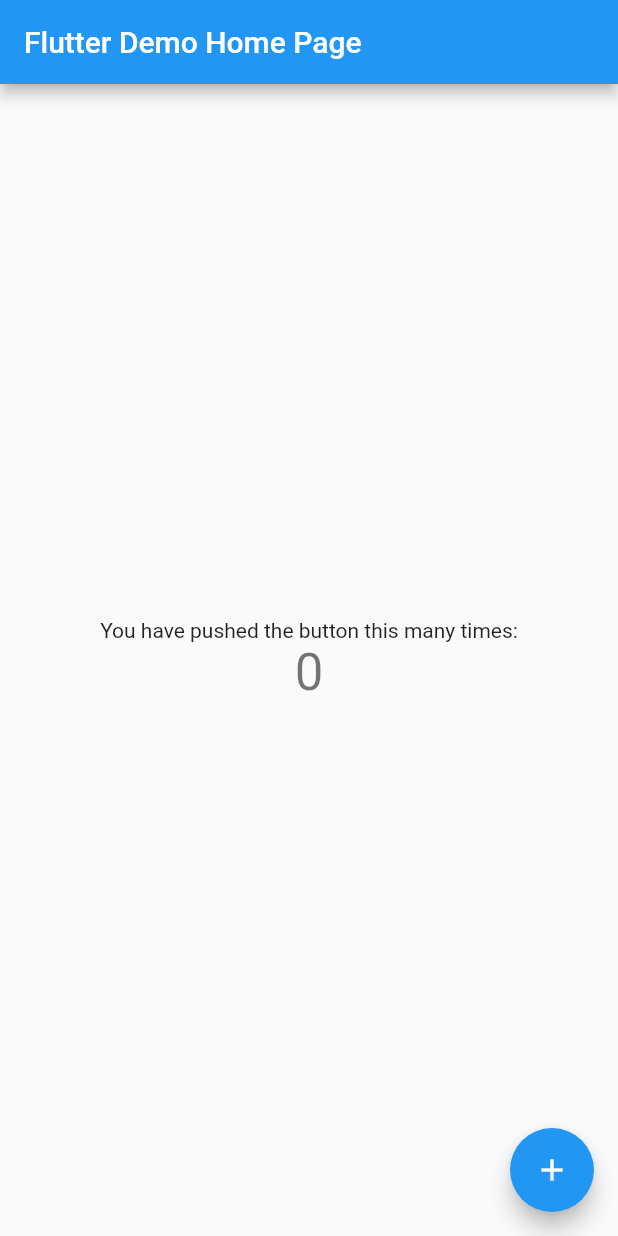
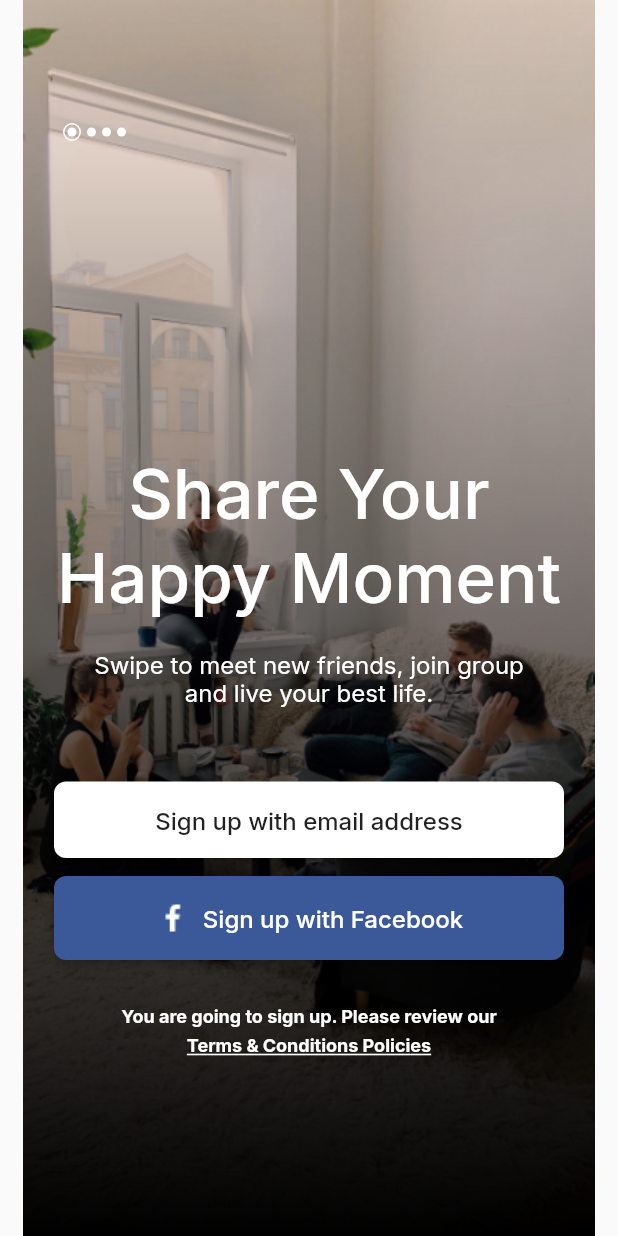
Before and after one commit to rifqieh/social-media-app-completed, a Flutter app: the screen it shows after launch, on a phone screen of 412 x 824 dp. Run offline on Flutter 3.47's test engine with Material 2 defaults, Android fonts, the light colour scheme and no system bars; drawn by our look-alikes of carousel_slider; our stand-ins replace google_fonts.

Commit message:
completed code

```diff
--- a/lib/main.dart
+++ b/lib/main.dart
@@ -1,117 +1,20 @@
 import 'package:flutter/material.dart';
+import 'package:google_fonts/google_fonts.dart';
+import 'package:social_media_app_starter/screens/onboarding_screen.dart';
 
-void main() {
-  runApp(MyApp());
-}
+void main() => runApp(MyApp());
 
 class MyApp extends StatelessWidget {
-  // This widget is the root of your application.
   @override
   Widget build(BuildContext context) {
     return MaterialApp(
-      title: 'Flutter Demo',
+      debugShowCheckedModeBanner: false,
       theme: ThemeData(
-        // This is the theme of your application.
-        //
-        // Try running your application with "flutter run". You'll see the
-        // application has a blue toolbar. Then, without quitting the app, try
-        // changing the primarySwatch below to Colors.green and then invoke
-        // "hot reload" (press "r" in the console where you ran "flutter run",
-        // or simply save your changes to "hot reload" in a Flutter IDE).
-        // Notice that the counter didn't reset back to zero; the application
-        // is not restarted.
-        primarySwatch: Colors.blue,
-        // This makes the visual density adapt to the platform that you run
-        // the app on. For desktop platforms, the controls will be smaller and
-        // closer together (more dense) than on mobile platforms.
-        visualDensity: VisualDensity.adaptivePlatformDensity,
+        textTheme: GoogleFonts.interTextTheme(
+          Theme.of(context).textTheme,
+        ),
       ),
-      home: MyHomePage(title: 'Flutter Demo Home Page'),
+      home: OnboardingScreen(),
     );
   }
 }
-
-class MyHomePage extends StatefulWidget {
-  MyHomePage({Key key, this.title}) : super(key: key);
-
-  // This widget is the home page of your application. It is stateful, meaning
-  // that it has a State object (defined below) that contains fields that affect
-  // how it looks.
-
-  // This class is the configuration for the state. It holds the values (in this
-  // case the title) provided by the parent (in this case the App widget) and
-  // used by the build method of the State. Fields in a Widget subclass are
-  // always marked "final".
-
-  final String title;
-
-  @override
-  _MyHomePageState createState() => _MyHomePageState();
-}
-
-class _MyHomePageState extends State<MyHomePage> {
-  int _counter = 0;
-
-  void _incrementCounter() {
-    setState(() {
-      // This call to setState tells the Flutter framework that something has
-      // changed in this State, which causes it to rerun the build method below
-      // so that the display can reflect the updated values. If we changed
-      // _counter without calling setState(), then the build method would not be
-      // called again, and so nothing would appear to happen.
-      _counter++;
-    });
-  }
-
-  @override
-  Widget build(BuildContext context) {
-    // This method is rerun every time setState is called, for instance as done
-    // by the _incrementCounter method above.
-    //
-    // The Flutter framework has been optimized to make rerunning build methods
-    // fast, so that you can just rebuild anything that needs updating rather
-    // than having to individually change instances of widgets.
-    return Scaffold(
-      appBar: AppBar(
-        // Here we take the value from the MyHomePage object that was created by
-        // the App.build method, and use it to set our appbar title.
-        title: Text(widget.title),
-      ),
-      body: Center(
-        // Center is a layout widget. It takes a single child and positions it
-        // in the middle of the parent.
-        child: Column(
-          // Column is also a layout widget. It takes a list of children and
-          // arranges them vertically. By default, it sizes itself to fit its
-          // children horizontally, and tries to be as tall as its parent.
-          //
-          // Invoke "debug painting" (press "p" in the console, choose the
-          // "Toggle Debug Paint" action from the Flutter Inspector in Android
-          // Studio, or the "Toggle Debug Paint" command in Visual Studio Code)
-          // to see the wireframe for each widget.
-          //
-          // Column has various properties to control how it sizes itself and
-          // how it positions its children. Here we use mainAxisAlignment to
-          // center the children vertically; the main axis here is the vertical
-          // axis because Columns are vertical (the cross axis would be
-          // horizontal).
-          mainAxisAlignment: MainAxisAlignment.center,
-          children: <Widget>[
-            Text(
-              'You have pushed the button this many times:',
-            ),
-            Text(
-              '$_counter',
-              style: Theme.of(context).textTheme.headline4,
-            ),
-          ],
-        ),
-      ),
-      floatingActionButton: FloatingActionButton(
-        onPressed: _incrementCounter,
-        tooltip: 'Increment',
-        child: Icon(Icons.add),
-      ), // This trailing comma makes auto-formatting nicer for build methods.
-    );
-  }
-}
--- /dev/null
+++ b/lib/screens/onboarding_screen.dart
@@ -0,0 +1,217 @@
+import 'package:carousel_slider/carousel_slider.dart';
+import 'package:flutter/material.dart';
+import 'package:social_media_app_starter/screens/profile_screen.dart';
+
+import '../constant.dart';
+import '../constant.dart';
+import '../constant.dart';
+import '../constant.dart';
+import '../constant.dart';
+import '../constant.dart';
+import '../constant.dart';
+import '../constant.dart';
+import '../constant.dart';
+import '../constant.dart';
+
+class OnboardingScreen extends StatefulWidget {
+  @override
+  _OnboardingScreenState createState() => _OnboardingScreenState();
+}
+
+class _OnboardingScreenState extends State<OnboardingScreen> {
+  int currentIndex = 0;
+
+  @override
+  Widget build(BuildContext context) {
+    indicator() {
+      return Container(
+        width: 6,
+        height: 6,
+        margin: EdgeInsets.all(2),
+        decoration: BoxDecoration(
+          color: kWhiteColor,
+          shape: BoxShape.circle,
+        ),
+      );
+    }
+
+    activeIndicator() {
+      return Container(
+        width: 12,
+        height: 12,
+        margin: EdgeInsets.all(2),
+        decoration: BoxDecoration(
+          shape: BoxShape.circle,
+          border: Border.all(
+            color: kWhiteColor,
+          ),
+        ),
+        child: Center(
+          child: Container(
+            width: 6,
+            height: 6,
+            decoration: BoxDecoration(
+              color: kWhiteColor,
+              shape: BoxShape.circle,
+            ),
+          ),
+        ),
+      );
+    }
+
+    return Scaffold(
+      body: Stack(
+        children: [
+          CarouselSlider(
+            items: [0, 1, 2, 3].map((e) {
+              return Image.asset('assets/images/onboarding.png');
+            }).toList(),
+            options: CarouselOptions(
+              height: double.infinity,
+              initialPage: currentIndex,
+              viewportFraction: 1,
+              onPageChanged: (index, reason) {
+                setState(() {
+                  currentIndex = index;
+                });
+              },
+            ),
+          ),
+          Padding(
+            padding: EdgeInsets.only(left: 40, top: 80),
+            child: Row(
+              children: [0, 1, 2, 3].map((item) {
+                if (item == currentIndex) return activeIndicator();
+                return indicator();
+              }).toList(),
+            ),
+          ),
+          Center(
+            child: Padding(
+              padding: EdgeInsets.symmetric(
+                horizontal: 36,
+              ),
+              child: Column(
+                mainAxisAlignment: MainAxisAlignment.end,
+                children: [
+                  Text(
+                    'Share Your\nHappy Moment',
+                    style: TextStyle(
+                      fontSize: 46,
+                      color: kWhiteColor,
+                      fontWeight: FontWeight.w500,
+                    ),
+                    textAlign: TextAlign.center,
+                  ),
+                  SizedBox(
+                    height: 20,
+                  ),
+                  Text(
+                    'Swipe to meet new friends, join group\nand live your best life.',
+                    style: TextStyle(
+                      color: kWhiteColor,
+                      fontSize: 16,
+                    ),
+                    textAlign: TextAlign.center,
+                  ),
+                  SizedBox(
+                    height: 50,
+                  ),
+                  MaterialButton(
+                    onPressed: () {
+                      Navigator.push(
+                        context,
+                        MaterialPageRoute(
+                          builder: (context) => ProfileScreen(),
+                        ),
+                      );
+                    },
+                    color: kWhiteColor,
+                    minWidth: double.infinity,
+                    padding: EdgeInsets.symmetric(
+                      vertical: 16,
+                    ),
+                    shape: RoundedRectangleBorder(
+                      borderRadius: BorderRadius.circular(8),
+                    ),
+                    child: Text(
+                      'Sign up with email address',
+                      style: TextStyle(
+                        fontSize: 16,
+                      ),
+                    ),
+                  ),
+                  SizedBox(
+                    height: 12,
+                  ),
+                  MaterialButton(
+                    onPressed: () {
+                      Navigator.push(
+                        context,
+                        MaterialPageRoute(
+                          builder: (context) => ProfileScreen(),
+                        ),
+                      );
+                    },
+                    color: kFacebookColor,
+                    minWidth: double.infinity,
+                    padding: EdgeInsets.symmetric(
+                      vertical: 16,
+                    ),
+                    shape: RoundedRectangleBorder(
+                      borderRadius: BorderRadius.circular(8),
+                    ),
+                    child: Row(
+                      mainAxisAlignment: MainAxisAlignment.center,
+                      children: [
+                        Image.asset(
+                          'assets/images/facebook_logo.png',
+                        ),
+                        SizedBox(
+                          width: 8,
+                        ),
+                        Text(
+                          'Sign up with Facebook',
+                          style: TextStyle(
+                            fontSize: 16,
+                            color: kWhiteColor,
+                          ),
+                        ),
+                      ],
+                    ),
+                  ),
+                  SizedBox(
+                    height: 30,
+                  ),
+                  Text(
+                    'You are going to sign up. Please review our',
+                    style: TextStyle(
+                      color: kWhiteColor,
+                      fontSize: 12,
+                      fontWeight: FontWeight.bold,
+                    ),
+                  ),
+                  SizedBox(
+                    height: 4,
+                  ),
+                  Text(
+                    'Terms & Conditions Policies',
+                    style: TextStyle(
+                      color: kWhiteColor,
+                      fontSize: 12,
+                      decoration: TextDecoration.underline,
+                      fontWeight: FontWeight.bold,
+                    ),
+                  ),
+                  SizedBox(
+                    height: 120,
+                  ),
+                ],
+              ),
+            ),
+          ),
+        ],
+      ),
+    );
+  }
+}
```
Also changed, not shown: lib/screens/profile_screen.dart (added, +331 -0 lines).
